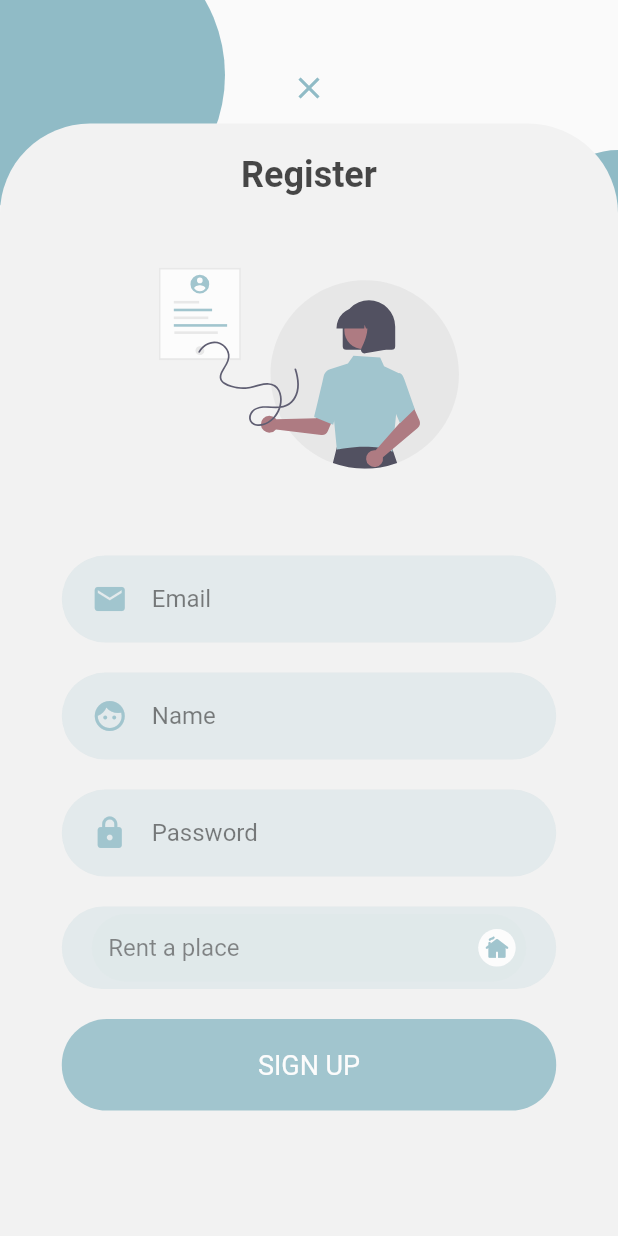
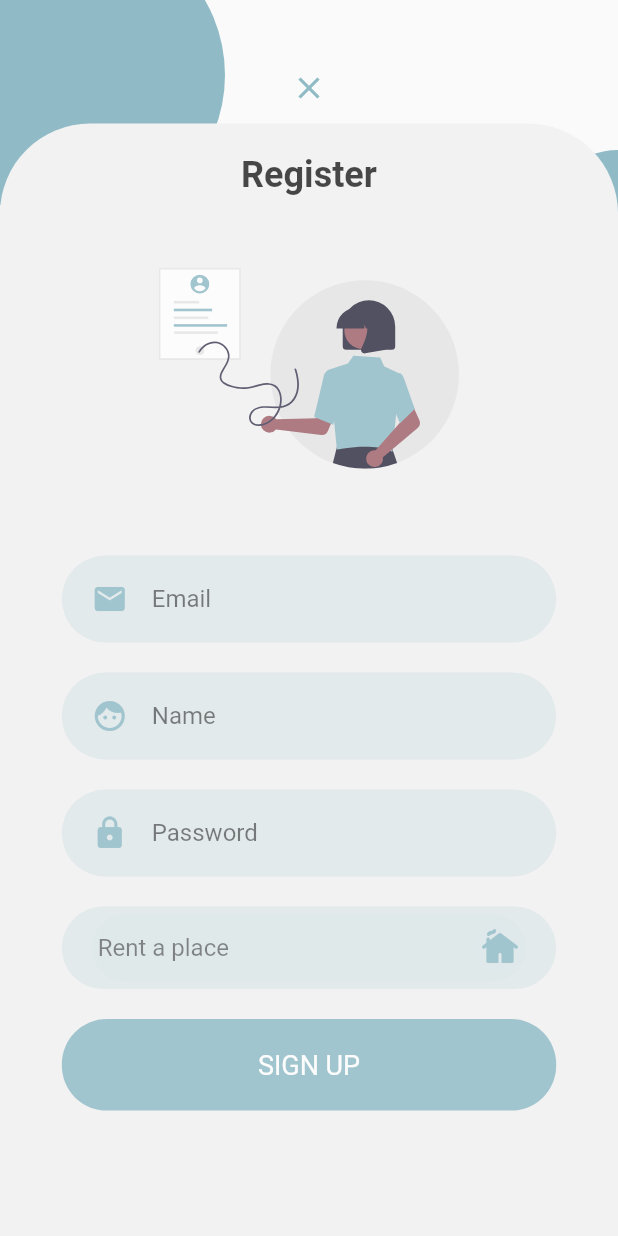
Before and after one commit to CalHacks8-0/renteasy, a Flutter app: the screen it shows after launch, after a tap on "Don't have an account? Sign up", on a phone screen of 412 x 824 dp. Run offline on Flutter 3.47's test engine with Material 2 defaults, Android fonts, the phone set to English and light mode, and no system bars; drawn by our look-alikes of flutter_switch; our stand-ins replace bottom_navy_bar, carousel_pro, cloud_firestore, firebase_auth, firebase_core, flutter_svg and 8 more; accounts and stored records are empty.

Commit message:
fix: size of toggle button

```diff
--- a/lib/screens/login/components/register_form.dart
+++ b/lib/screens/login/components/register_form.dart
@@ -126,11 +126,13 @@ class _RegisterFormState extends State<RegisterForm> {
                       child: FlutterSwitch(
                         activeColor: kPrimaryColor.withAlpha(5),
                         inactiveColor: kPrimaryColor.withAlpha(5),
+                        activeToggleColor: kPrimaryColor.withAlpha(5),
+                        inactiveToggleColor: kPrimaryColor.withAlpha(5),
                         activeTextColor: Colors.black54,
                         inactiveTextColor: Colors.black54,
                         activeTextFontWeight: FontWeight.normal,
                         inactiveTextFontWeight: FontWeight.normal,
-                        padding: 7,
+                        padding: 0,
                         width: double.infinity,
                         height: 45,
                         value: isOwner,
@@ -142,8 +144,8 @@ class _RegisterFormState extends State<RegisterForm> {
                           Icons.person,
                           color: kPrimaryColor,
                         ),
+                        toggleSize: 35,
                         borderRadius: 30.0,
-                        // padding: 8.0,
                         showOnOff: true,
                         inactiveText: 'Find a place',
                         activeText: 'Rent a place',
```
Also changed, not shown: flutter_01.png (added), flutter_02.png (added), flutter_03.png (added).
